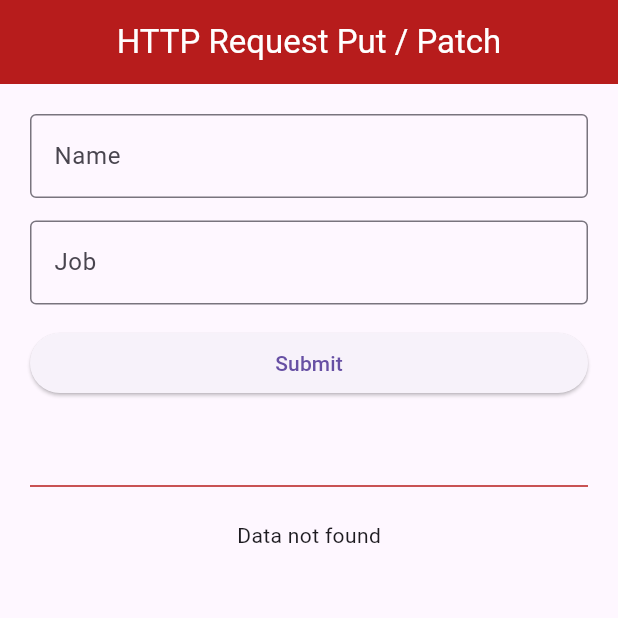
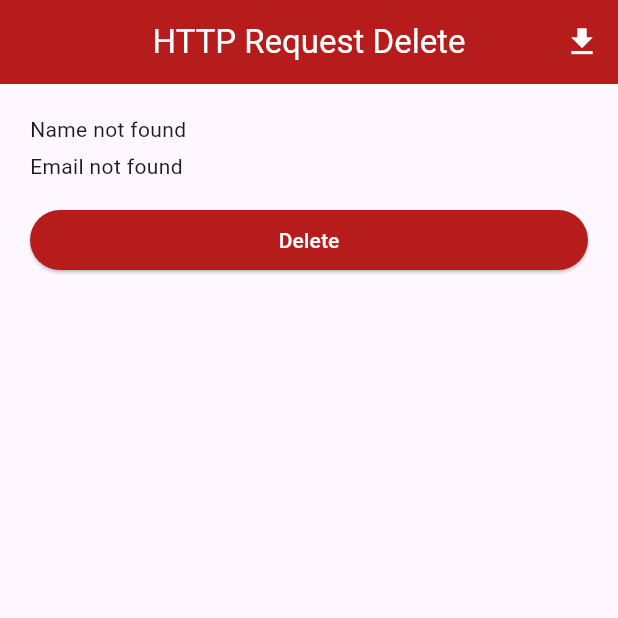
Before and after one commit to iqbalsuwandi20/belajar-flutter-youtube, a Flutter app: the screen it shows after launch, on a phone screen of 412 x 824 dp, the top half of it. Run offline on Flutter 3.47's test engine with Material 3 defaults, Android fonts, the phone set to English and light mode, and no system bars.

Commit message:
http request delete

```diff
--- a/lib/main.dart
+++ b/lib/main.dart
@@ -27,10 +27,8 @@ class HomePage extends StatefulWidget {
 }
 
 class _HomePageState extends State<HomePage> {
-  TextEditingController nameController = TextEditingController();
-  TextEditingController jobController = TextEditingController();
-
-  String responseResult = "Data not found";
+  String name = "Name not found";
+  String email = "Email not found";
 
   @override
   Widget build(BuildContext context) {
@@ -38,74 +36,66 @@ class _HomePageState extends State<HomePage> {
       appBar: AppBar(
         backgroundColor: Colors.red[900],
         title: const Text(
-          "HTTP Request Put / Patch",
+          "HTTP Request Delete",
           style: TextStyle(
             color: Colors.white,
           ),
         ),
         centerTitle: true,
+        actions: [
+          IconButton(
+            onPressed: () async {
+              var response = await http.get(
+                Uri.parse("https://reqres.in/api/users/1"),
+              );
+
+              Map<String, dynamic> mybody = json.decode(response.body);
+
+              print(mybody);
+
+              setState(() {
+                name =
+                    "NAME : ${mybody["data"]["first_name"]} ${mybody["data"]["last_name"]}";
+                email = "EMAIL : ${mybody["data"]["email"]}";
+              });
+            },
+            icon: const Icon(
+              Icons.get_app,
+              color: Colors.white,
+            ),
+          ),
+        ],
       ),
       body: ListView(
         padding: const EdgeInsets.all(20),
         children: [
-          TextField(
-            controller: nameController,
-            autocorrect: false,
-            keyboardType: TextInputType.text,
-            decoration: const InputDecoration(
-              border: OutlineInputBorder(),
-              labelText: "Name",
-            ),
+          Text(
+            name,
           ),
           const SizedBox(
-            height: 15,
+            height: 5,
           ),
-          TextField(
-            controller: jobController,
-            autocorrect: false,
-            keyboardType: TextInputType.text,
-            decoration: const InputDecoration(
-              border: OutlineInputBorder(),
-              labelText: "Job",
-            ),
+          Text(
+            email,
           ),
           const SizedBox(
             height: 15,
           ),
           ElevatedButton(
+            style: ElevatedButton.styleFrom(backgroundColor: Colors.red[900]),
             onPressed: () async {
-              var response = await http.put(
-                Uri.parse("https://reqres.in/api/users/2"),
-                body: {
-                  "name": nameController.text,
-                  "job": jobController.text,
-                },
+              var response = await http.delete(
+                Uri.parse("https://reqres.in/api/users/1"),
               );
-
-              Map<String, dynamic> data =
-                  json.decode(response.body) as Map<String, dynamic>;
-
-              setState(
-                () {
-                  responseResult = "${data["name"]} - ${data["job"]}";
-                },
-              );
-
-              print(response.body);
+              if (response.statusCode == 204) {
+                name = "Name has been deleted";
+                email = "Email has been deleted";
+              }
             },
-            child: const Text("Submit"),
-          ),
-          const SizedBox(
-            height: 50,
-          ),
-          Divider(
-            color: Colors.red[900],
-          ),
-          const SizedBox(
-            height: 15,
-          ),
-          Center(
-            child: Text(responseResult),
+            child: const Text(
+              "Delete",
+              style: TextStyle(color: Colors.white),
+            ),
           ),
         ],
       ),
```
